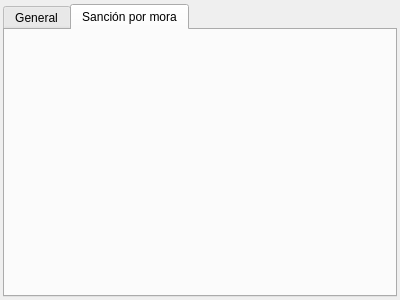
First picture: the form in billingwindow.ui, repository GonzaloHernandez/jpbilling, before the edit.
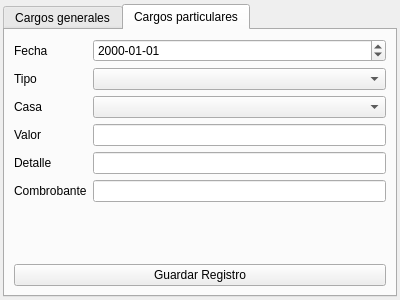
Second picture: the form after the edit. The open tabs and pages were chosen to show the change.

What changed in the file:
```diff
--- a/billingwindow.ui
+++ b/billingwindow.ui
@@ -33,7 +33,7 @@
      </property>
      <widget class="QWidget" name="tab_general">
       <attribute name="title">
-       <string>General</string>
+       <string>Cargos generales</string>
       </attribute>
       <layout class="QVBoxLayout" name="verticalLayout_2">
        <item>
@@ -108,8 +108,88 @@
      </widget>
      <widget class="QWidget" name="tab_penalty">
       <attribute name="title">
-       <string>Sanción por mora</string>
+       <string>Cargos particulares</string>
       </attribute>
+      <layout class="QVBoxLayout" name="verticalLayout_3">
+       <item>
+        <layout class="QFormLayout" name="formLayout_2">
+         <property name="fieldGrowthPolicy">
+          <enum>QFormLayout::AllNonFixedFieldsGrow</enum>
+         </property>
+         <item row="0" column="0">
+          <widget class="QLabel" name="label_p_date">
+           <property name="text">
+            <string>Fecha</string>
+           </property>
+          </widget>
+         </item>
+         <item row="0" column="1">
+          <widget class="QDateEdit" name="dateedit_p_date">
+           <property name="displayFormat">
+            <string>yyyy-MM-dd</string>
+           </property>
+          </widget>
+         </item>
+         <item row="1" column="0">
+          <widget class="QLabel" name="label_p_type">
+           <property name="text">
+            <string>Tipo</string>
+           </property>
+          </widget>
+         </item>
+         <item row="1" column="1">
+          <widget class="QComboBox" name="combobox_p_type"/>
+         </item>
+         <item row="3" column="0">
+          <widget class="QLabel" name="label_p_value">
+           <property name="text">
+            <string>Valor</string>
+           </property>
+          </widget>
+         </item>
+         <item row="3" column="1">
+          <widget class="QLineEdit" name="lineedit_p_value"/>
+         </item>
+         <item row="4" column="0">
+          <widget class="QLabel" name="label_p_detail">
+           <property name="text">
+            <string>Detalle</string>
+           </property>
+          </widget>
+         </item>
+         <item row="4" column="1">
+          <widget class="QLineEdit" name="lineedit_p_detail"/>
+         </item>
+         <item row="5" column="0">
+          <widget class="QLabel" name="label_p_voucher">
+           <property name="text">
+            <string>Combrobante</string>
+           </property>
+          </widget>
+         </item>
+         <item row="5" column="1">
+          <widget class="QLineEdit" name="lineedit_p_voucher"/>
+         </item>
+         <item row="2" column="0">
+          <widget class="QLabel" name="label_p_home">
+           <property name="text">
+            <string>Casa</string>
+           </property>
+          </widget>
+         </item>
+         <item row="2" column="1">
+          <widget class="QComboBox" name="combobox_p_home"/>
+         </item>
+        </layout>
+       </item>
+       <item>
+        <widget class="QPushButton" name="button_saveparticularbilling">
+         <property name="text">
+          <string>Guardar Registro</string>
+         </property>
+        </widget>
+       </item>
+      </layout>
      </widget>
     </widget>
    </item>
```
Left out of the diff: 4 changed lines with no effect on the pictures.
